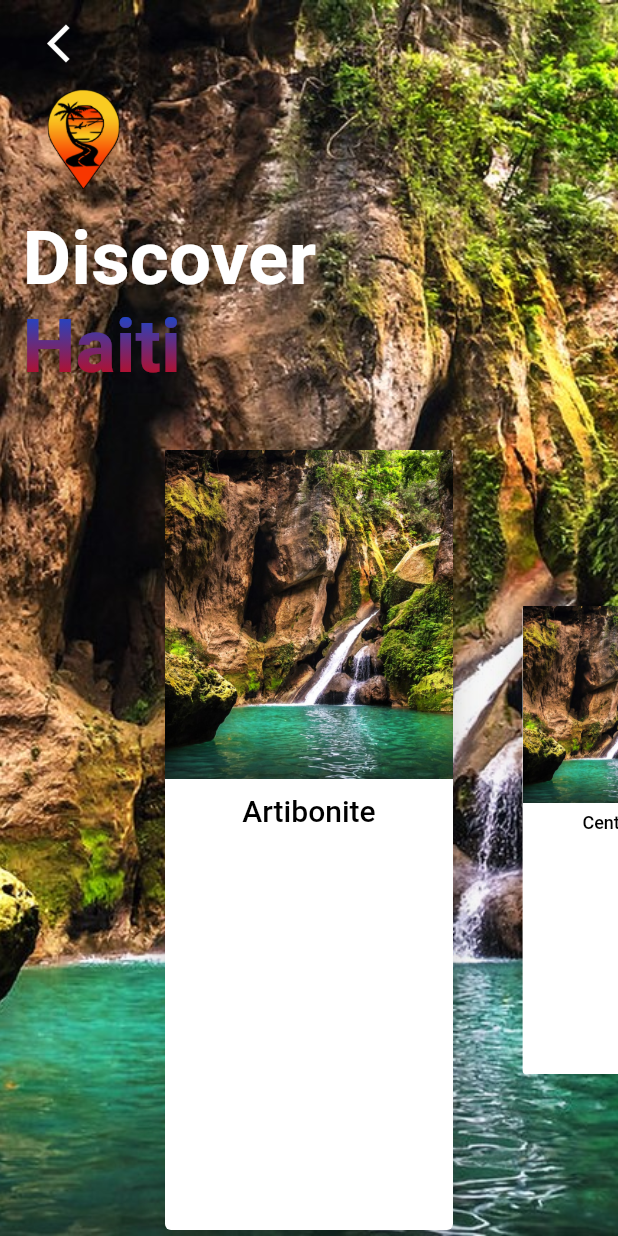
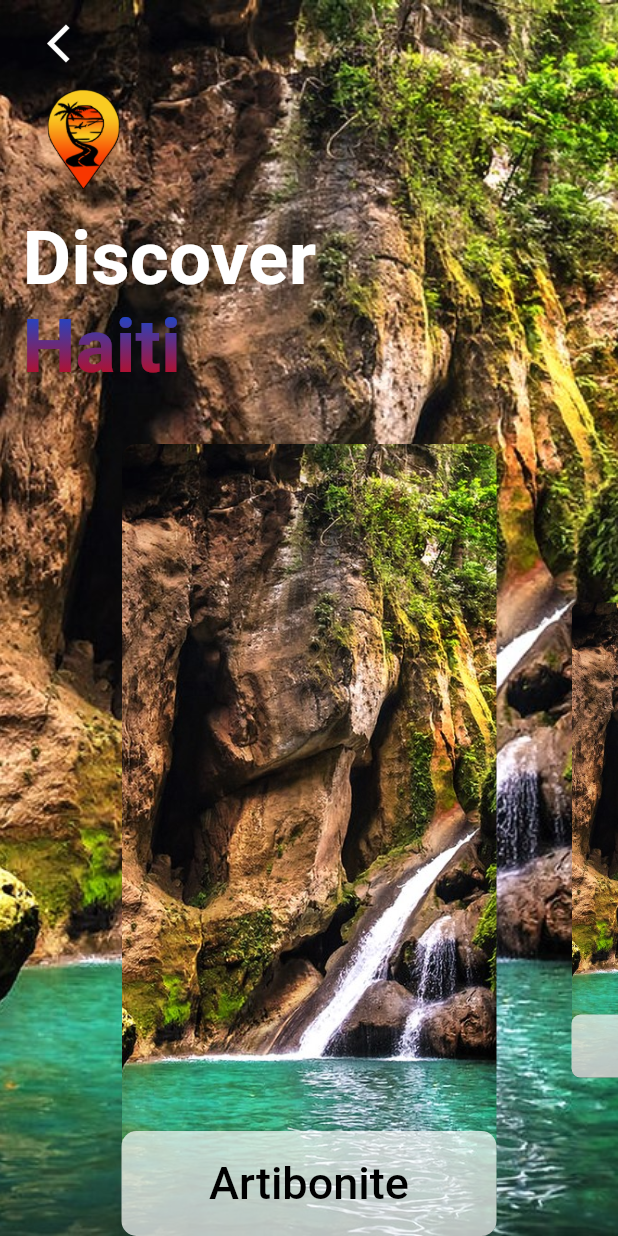
Before and after one commit to Roose48/App_ChillHT, a Flutter app: the States screen opened directly, on a phone screen of 412 x 824 dp. Run offline on Flutter 3.47's test engine with Material 2 defaults, Android fonts, the phone set to English and light mode, and no system bars; drawn by our look-alikes of scroll_snap_list; our stand-ins replace cloud_firestore, file_picker, firebase_core, firebase_storage; missing offline and left inert: dart:ffi; accounts and stored records are empty.

Commit message:
discover card design

```diff
--- a/lib/pages/states.dart
+++ b/lib/pages/states.dart
@@ -37,29 +37,45 @@ class _StatesState extends State<States> {
       ),
 
       child: SizedBox(
-        height: 100,
-        width: 200,
-        child: Card(
-          elevation: 15,
-          child: ClipRRect(
-            child: Column(
-              children: [
-                Image.asset('assets/images/bassin_bleu.jpg',
+        width: 250,
+        child: Container(
+          decoration: const BoxDecoration(
+            image: DecorationImage(
+              image: AssetImage(
+                "assets/images/bassin_bleu.jpg"
+                ),
               fit: BoxFit.cover,
             ),
-                const SizedBox(
-                  height: 10,
+            borderRadius: BorderRadius.all(
+              Radius.circular(10.0),
             ),
-                Text(
+          ),
+          child: Column(
+            mainAxisAlignment: MainAxisAlignment.end,
+              children: [
+                Container(
+                  height: 70,
+                  alignment: Alignment.bottomCenter,
+                  decoration: const BoxDecoration(
+                    color: Colors.white70,
+                    borderRadius: BorderRadius.horizontal(
+                      left: Radius.circular(10.0),
+                      right: Radius.circular(10.0),
+
+                    )
+                  ),
+                  child: Center(
+                    child: Text(
                       dept,
-                  style: TextStyle(
-                    fontSize: 20,
+                      style: const TextStyle(
+                        fontSize: 30,
                         fontWeight: FontWeight.w500,
                         color: Colors.black
                       ),
                     ),
+                  )
+              ),
             ],
-            ),
             ),
         ),
       ),
@@ -148,20 +164,15 @@ class _StatesState extends State<States> {
 
             Expanded(
               child: Center(
-                // child: Container(
-                //   height: 300,
-                //   color: Colors.white,
-                //   alignment: Alignment.bottomCenter,
                   child: ScrollSnapList(
                     itemBuilder: _buildDeptCard,
                     itemCount: deptList.length,
-                    itemSize: 200,
+                    itemSize: 250,
                     onItemFocus: (index) {},
                     dynamicItemSize: true,
                     focusOnItemTap: true,
                     allowAnotherDirection: true,
                   ),
-                // ),
               ),
             ),
           ]
```
Lines whose indentation alone changed are shown as unchanged.
